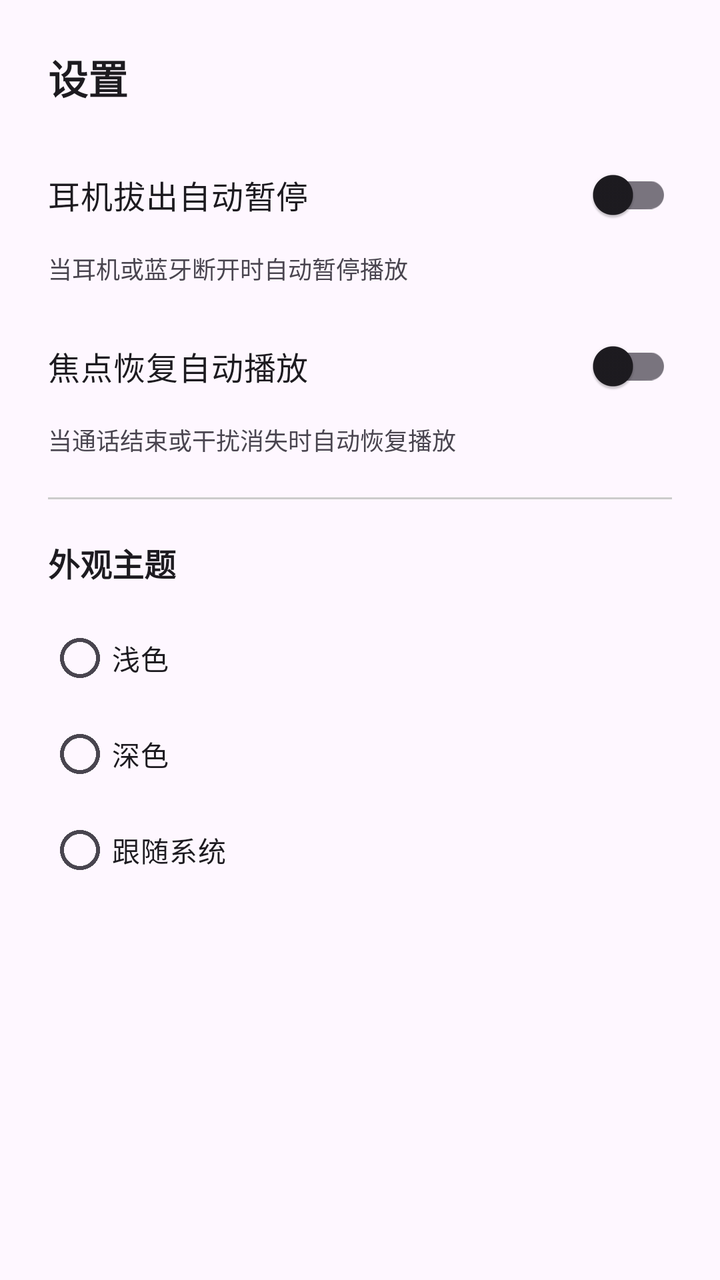
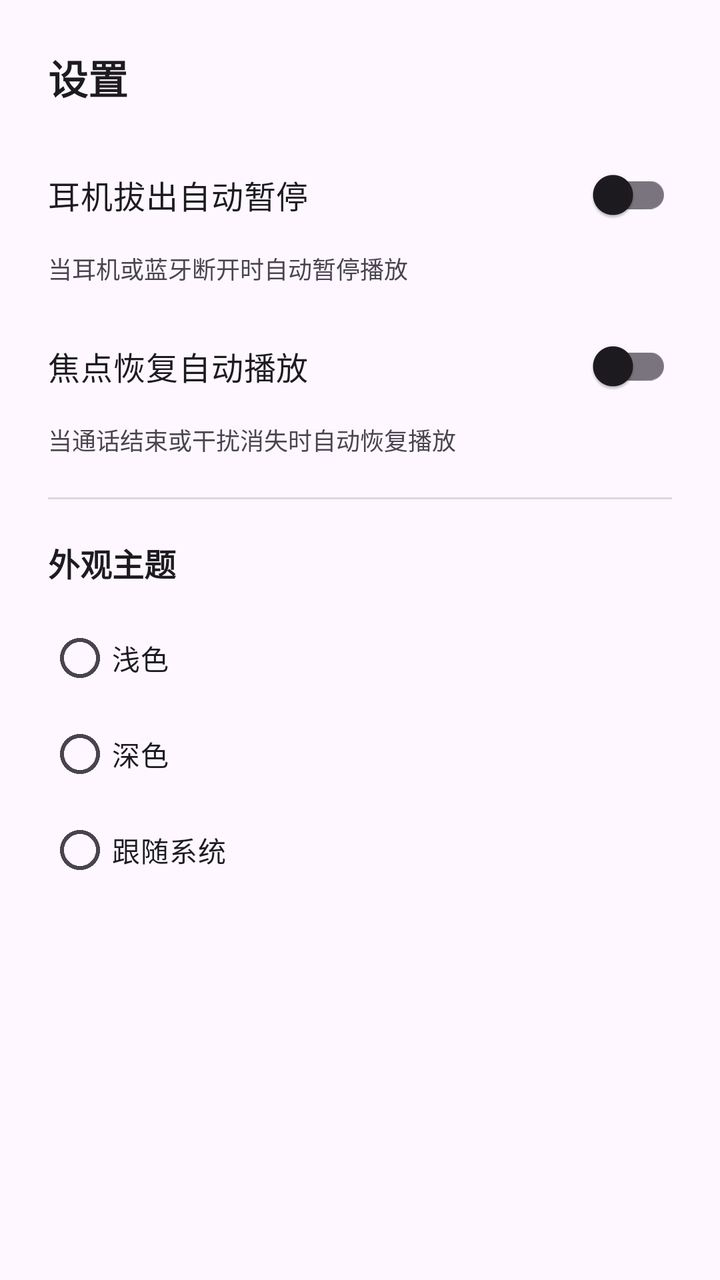

The first picture is an Android layout as it rendered before a commit; the second is the same layout after the commit. The layout source and the unified diff follow.
<!-- AndroidManifest.xml: application theme Theme.MusicPro -->
<!-- res/layout/dialog_settings.xml -->
<?xml version="1.0" encoding="utf-8"?>
<LinearLayout xmlns:android="http://schemas.android.com/apk/res/android"
    android:layout_width="match_parent"
    android:layout_height="wrap_content"
    android:orientation="vertical"
    android:padding="24dp"
    android:background="?attr/colorSurface">

    <TextView
        android:layout_width="wrap_content"
        android:layout_height="wrap_content"
        android:text="设置"
        android:textColor="?android:attr/textColorPrimary"
        android:textSize="20sp"
        android:textStyle="bold"
        android:layout_marginBottom="20dp"/>

    <com.google.android.material.switchmaterial.SwitchMaterial
        android:id="@+id/switch_pause_unplug"
        android:layout_width="match_parent"
        android:layout_height="wrap_content"
        android:text="耳机拔出自动暂停"
        android:textColor="?android:attr/textColorPrimary"
        android:textSize="16sp" />

    <TextView
        android:layout_width="wrap_content"
        android:layout_height="wrap_content"
        android:text="当耳机或蓝牙断开时自动暂停播放"
        android:textColor="?android:attr/textColorSecondary"
        android:textSize="12sp"
        android:layout_marginTop="4dp"
        android:layout_marginBottom="16dp"/>

    <com.google.android.material.switchmaterial.SwitchMaterial
        android:id="@+id/switch_auto_resume"
        android:layout_width="match_parent"
        android:layout_height="wrap_content"
        android:text="焦点恢复自动播放"
        android:textColor="?android:attr/textColorPrimary"
        android:textSize="16sp" />

    <TextView
        android:layout_width="wrap_content"
        android:layout_height="wrap_content"
        android:text="当通话结束或干扰消失时自动恢复播放"
        android:textColor="?android:attr/textColorSecondary"
        android:textSize="12sp"
        android:layout_marginTop="4dp"
        android:layout_marginBottom="20dp"/>

    <View
        android:layout_width="match_parent"
        android:layout_height="1dp"
        android:background="#CCCCCC"
        android:layout_marginBottom="20dp"/>

    <TextView
        android:layout_width="wrap_content"
        android:layout_height="wrap_content"
        android:text="外观主题"
        android:textColor="?android:attr/textColorPrimary"
        android:textSize="16sp"
        android:textStyle="bold"
        android:layout_marginBottom="12dp"/>

    <RadioGroup
        android:id="@+id/rg_theme"
        android:layout_width="match_parent"
        android:layout_height="wrap_content"
        android:orientation="vertical">

        <RadioButton
            android:id="@+id/rb_theme_light"
            android:layout_width="match_parent"
            android:layout_height="wrap_content"
            android:text="浅色"
            android:textColor="?android:attr/textColorPrimary"/>

        <RadioButton
            android:id="@+id/rb_theme_dark"
            android:layout_width="match_parent"
            android:layout_height="wrap_content"
            android:text="深色"
            android:textColor="?android:attr/textColorPrimary"/>

        <RadioButton
            android:id="@+id/rb_theme_system"
            android:layout_width="match_parent"
            android:layout_height="wrap_content"
            android:text="跟随系统"
            android:textColor="?android:attr/textColorPrimary"/>
    </RadioGroup>

</LinearLayout>
<!-- resources referenced by this layout -->
<resources>
  <style name="Theme.MusicPro" parent="Base.Theme.MusicPro" />
  <style name="Base.Theme.MusicPro" parent="Theme.Material3.DayNight.NoActionBar">
          
          <item name="colorPrimary">@color/md_theme_primary</item>
      </style>
  <color name="md_theme_primary">#5C6BC0</color>
</resources>

<!-- the commit's change to res/layout/dialog_settings.xml (unified diff, before → after) -->
@@ -1,95 +1,101 @@
 <?xml version="1.0" encoding="utf-8"?>
-<LinearLayout xmlns:android="http://schemas.android.com/apk/res/android"
+<FrameLayout xmlns:android="http://schemas.android.com/apk/res/android"
+    android:id="@+id/settings_glass_container"
     android:layout_width="match_parent"
     android:layout_height="wrap_content"
-    android:orientation="vertical"
-    android:padding="24dp"
-    android:background="?attr/colorSurface">
+    android:layout_margin="16dp">
 
-    <TextView
-        android:layout_width="wrap_content"
-        android:layout_height="wrap_content"
-        android:text="设置"
-        android:textColor="?android:attr/textColorPrimary"
-        android:textSize="20sp"
-        android:textStyle="bold"
-        android:layout_marginBottom="20dp"/>
-
-    <com.google.android.material.switchmaterial.SwitchMaterial
-        android:id="@+id/switch_pause_unplug"
+    <LinearLayout
         android:layout_width="match_parent"
         android:layout_height="wrap_content"
-        android:text="耳机拔出自动暂停"
-        android:textColor="?android:attr/textColorPrimary"
-        android:textSize="16sp" />
+        android:orientation="vertical"
+        android:padding="24dp"
+        android:background="@android:color/transparent">
 
-    <TextView
-        android:layout_width="wrap_content"
-        android:layout_height="wrap_content"
-        android:text="当耳机或蓝牙断开时自动暂停播放"
-        android:textColor="?android:attr/textColorSecondary"
-        android:textSize="12sp"
-        android:layout_marginTop="4dp"
-        android:layout_marginBottom="16dp"/>
+        <TextView
+            android:layout_width="wrap_content"
+            android:layout_height="wrap_content"
+            android:text="设置"
+            android:textColor="?android:attr/textColorPrimary"
+            android:textSize="20sp"
+            android:textStyle="bold"
+            android:layout_marginBottom="20dp"/>
 
-    <com.google.android.material.switchmaterial.SwitchMaterial
-        android:id="@+id/switch_auto_resume"
-        android:layout_width="match_parent"
-        android:layout_height="wrap_content"
-        android:text="焦点恢复自动播放"
-        android:textColor="?android:attr/textColorPrimary"
-        android:textSize="16sp" />
-
-    <TextView
-        android:layout_width="wrap_content"
-        android:layout_height="wrap_content"
-        android:text="当通话结束或干扰消失时自动恢复播放"
-        android:textColor="?android:attr/textColorSecondary"
-        android:textSize="12sp"
-        android:layout_marginTop="4dp"
-        android:layout_marginBottom="20dp"/>
-
-    <View
-        android:layout_width="match_parent"
-        android:layout_height="1dp"
-        android:background="#CCCCCC"
-        android:layout_marginBottom="20dp"/>
-
-    <TextView
-        android:layout_width="wrap_content"
-        android:layout_height="wrap_content"
-        android:text="外观主题"
-        android:textColor="?android:attr/textColorPrimary"
-        android:textSize="16sp"
-        android:textStyle="bold"
-        android:layout_marginBottom="12dp"/>
-
-    <RadioGroup
-        android:id="@+id/rg_theme"
-        android:layout_width="match_parent"
-        android:layout_height="wrap_content"
-        android:orientation="vertical">
-
-        <RadioButton
-            android:id="@+id/rb_theme_light"
+        <com.google.android.material.switchmaterial.SwitchMaterial
+            android:id="@+id/switch_pause_unplug"
             android:layout_width="match_parent"
             android:layout_height="wrap_content"
-            android:text="浅色"
-            android:textColor="?android:attr/textColorPrimary"/>
+            android:text="耳机拔出自动暂停"
+            android:textColor="?android:attr/textColorPrimary"
+            android:textSize="16sp" />
 
-        <RadioButton
-            android:id="@+id/rb_theme_dark"
+        <TextView
+            android:layout_width="wrap_content"
+            android:layout_height="wrap_content"
+            android:text="当耳机或蓝牙断开时自动暂停播放"
+            android:textColor="?android:attr/textColorSecondary"
+            android:textSize="12sp"
+            android:layout_marginTop="4dp"
+            android:layout_marginBottom="16dp"/>
+
+        <com.google.android.material.switchmaterial.SwitchMaterial
+            android:id="@+id/switch_auto_resume"
             android:layout_width="match_parent"
             android:layout_height="wrap_content"
-            android:text="深色"
-            android:textColor="?android:attr/textColorPrimary"/>
+            android:text="焦点恢复自动播放"
+            android:textColor="?android:attr/textColorPrimary"
+            android:textSize="16sp" />
 
-        <RadioButton
-            android:id="@+id/rb_theme_system"
+        <TextView
+            android:layout_width="wrap_content"
+            android:layout_height="wrap_content"
+            android:text="当通话结束或干扰消失时自动恢复播放"
+            android:textColor="?android:attr/textColorSecondary"
+            android:textSize="12sp"
+            android:layout_marginTop="4dp"
+            android:layout_marginBottom="20dp"/>
+
+        <View
+            android:layout_width="match_parent"
+            android:layout_height="1dp"
+            android:background="#22000000"
+            android:layout_marginBottom="20dp"/>
+
+        <TextView
+            android:layout_width="wrap_content"
+            android:layout_height="wrap_content"
+            android:text="外观主题"
+            android:textColor="?android:attr/textColorPrimary"
+            android:textSize="16sp"
+            android:textStyle="bold"
+            android:layout_marginBottom="12dp"/>
+
+        <RadioGroup
+            android:id="@+id/rg_theme"
             android:layout_width="match_parent"
             android:layout_height="wrap_content"
-            android:text="跟随系统"
-            android:textColor="?android:attr/textColorPrimary"/>
-    </RadioGroup>
+            android:orientation="vertical">
 
-</LinearLayout>
+            <RadioButton
+                android:id="@+id/rb_theme_light"
+                android:layout_width="match_parent"
+                android:layout_height="wrap_content"
+                android:text="浅色"
+                android:textColor="?android:attr/textColorPrimary"/>
+
+            <RadioButton
+                android:id="@+id/rb_theme_dark"
+                android:layout_width="match_parent"
+                android:layout_height="wrap_content"
+                android:text="深色"
+                android:textColor="?android:attr/textColorPrimary"/>
+
+            <RadioButton
+                android:id="@+id/rb_theme_system"
+                android:layout_width="match_parent"
+                android:layout_height="wrap_content"
+                android:text="跟随系统"
+                android:textColor="?android:attr/textColorPrimary"/>
+        </RadioGroup>
+    </LinearLayout>
+</FrameLayout>
